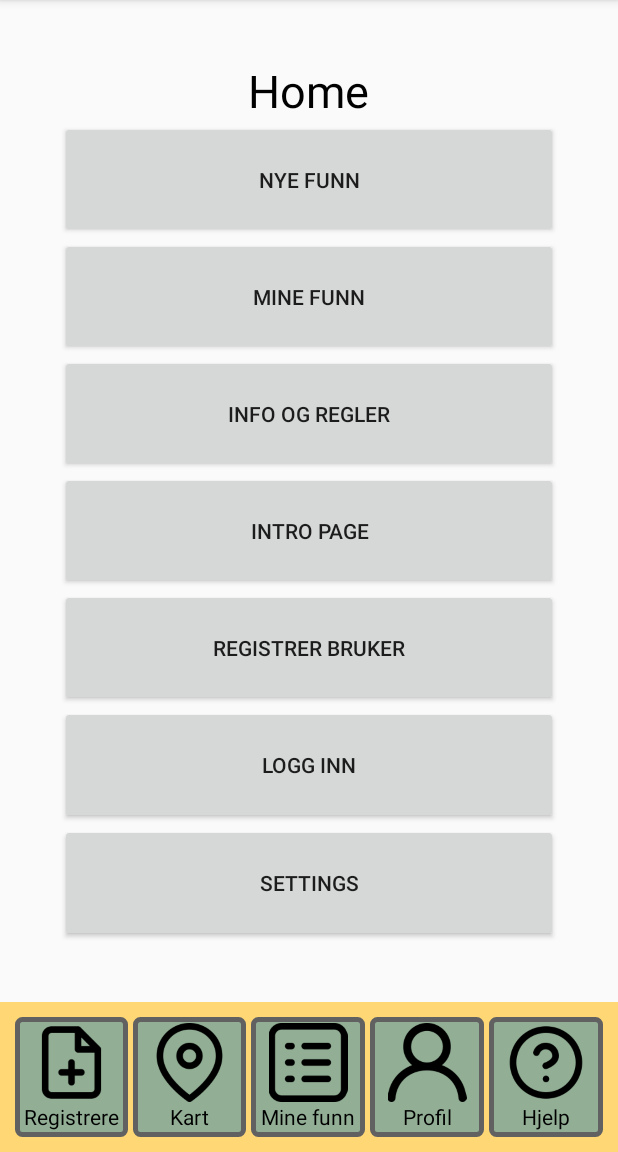
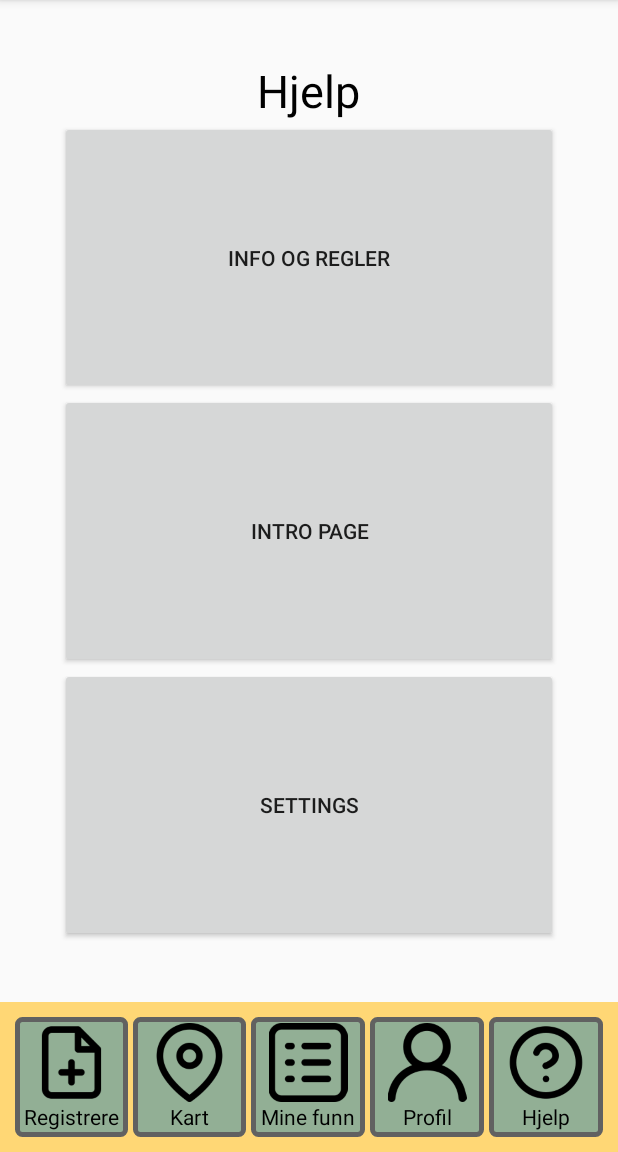
Before and after one commit to T0rRA/Funnregistrering, an Android app: the fragment FragmentMain shown on its own in the app's theme, on a phone screen of 412 x 824 dp, the part 84-1236 px from its top. Run offline under Robolectric (Android 15) with nearby library versions, the phone set to English and light mode, and no system bars.

```diff
--- a/app/src/main/res/layout/fragment_main.xml
+++ b/app/src/main/res/layout/fragment_main.xml
@@ -19,23 +19,9 @@
             android:layout_width="wrap_content"
             android:layout_height="wrap_content"
             android:layout_gravity="center_horizontal"
-            android:text="Home"
+            android:text="Hjelp"
             android:textColor="#000"
             android:textSize="30sp" />
-
-        <Button
-            android:layout_width="match_parent"
-            android:layout_height="0dp"
-            android:layout_weight="1"
-            android:onClick="nyeFunnBtn"
-            android:text="Nye funn" />
-
-        <Button
-            android:layout_width="match_parent"
-            android:layout_height="0dp"
-            android:layout_weight="1"
-            android:onClick="mineFunnBtn"
-            android:text="Mine funn" />
 
         <Button
             android:layout_width="match_parent"
@@ -51,18 +37,6 @@
             android:layout_weight="1"
             android:onClick="toIntroPageBtn"/>
 
-       <Button
-           android:layout_width="match_parent"
-           android:layout_height="0dp"
-           android:text="Registrer bruker"
-           android:layout_weight="1"
-           android:onClick="regUserBtn"/>
-        <Button
-            android:layout_width="match_parent"
-            android:layout_height="0dp"
-            android:layout_weight="1"
-            android:onClick="toLoginPageBtn"
-            android:text="Logg inn" />
         <Button
             android:layout_width="match_parent"
             android:layout_height="0dp"
```
Also changed, not shown: app/src/main/java/com/bachelor_group54/funnregistrering/MainActivity.java (+18 -3 lines).
